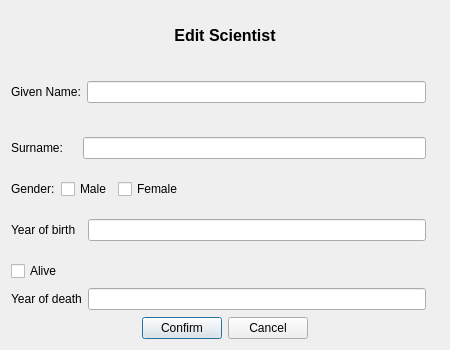
Old version of the form Vika3nytt/dialogeditsci.ui in the repository sabbisun/Vika3nytt.
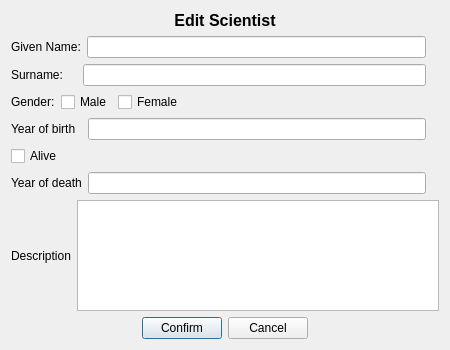
New version of the form.

Patch:
```diff
--- a/Vika3nytt/dialogeditsci.ui
+++ b/Vika3nytt/dialogeditsci.ui
@@ -175,6 +175,33 @@
      </item>
     </layout>
    </item>
+   <item>
+    <layout class="QHBoxLayout" name="horizontalLayout_4">
+     <item>
+      <widget class="QLabel" name="label_editSciDesc">
+       <property name="text">
+        <string>Description</string>
+       </property>
+      </widget>
+     </item>
+     <item>
+      <widget class="QPlainTextEdit" name="lineEdit_editSciDesc">
+       <property name="sizePolicy">
+        <sizepolicy hsizetype="Expanding" vsizetype="Preferred">
+         <horstretch>0</horstretch>
+         <verstretch>0</verstretch>
+        </sizepolicy>
+       </property>
+       <property name="minimumSize">
+        <size>
+         <width>0</width>
+         <height>108</height>
+        </size>
+       </property>
+      </widget>
+     </item>
+    </layout>
+   </item>
    <item>
     <layout class="QHBoxLayout" name="horizontalLayout_6">
      <item>
```
Left out of the diff: 7 changed lines with no effect on the pictures.
